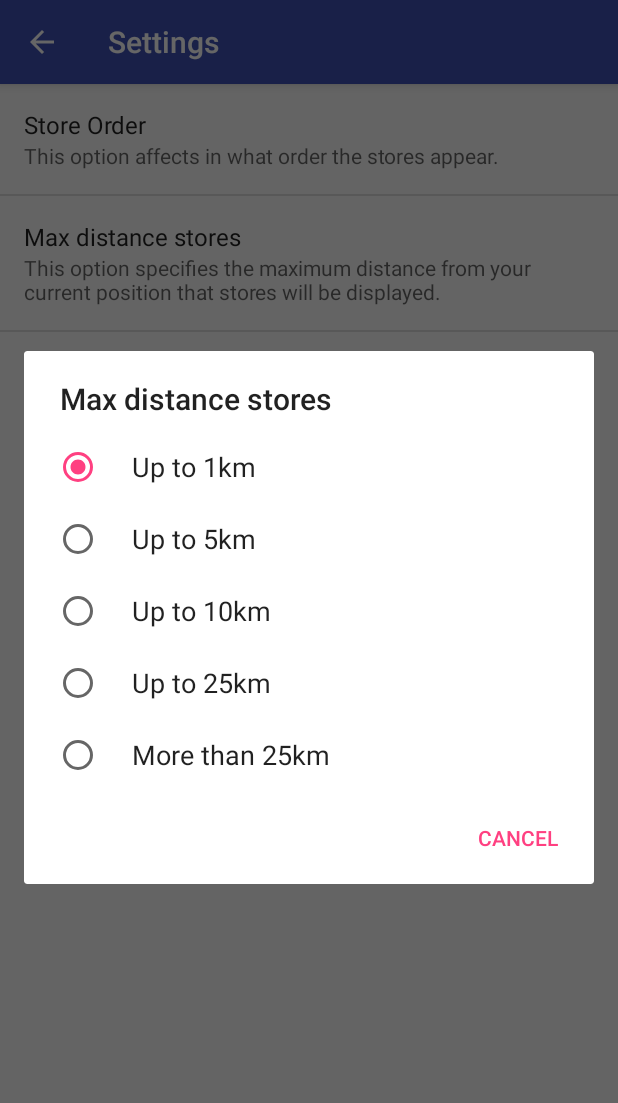
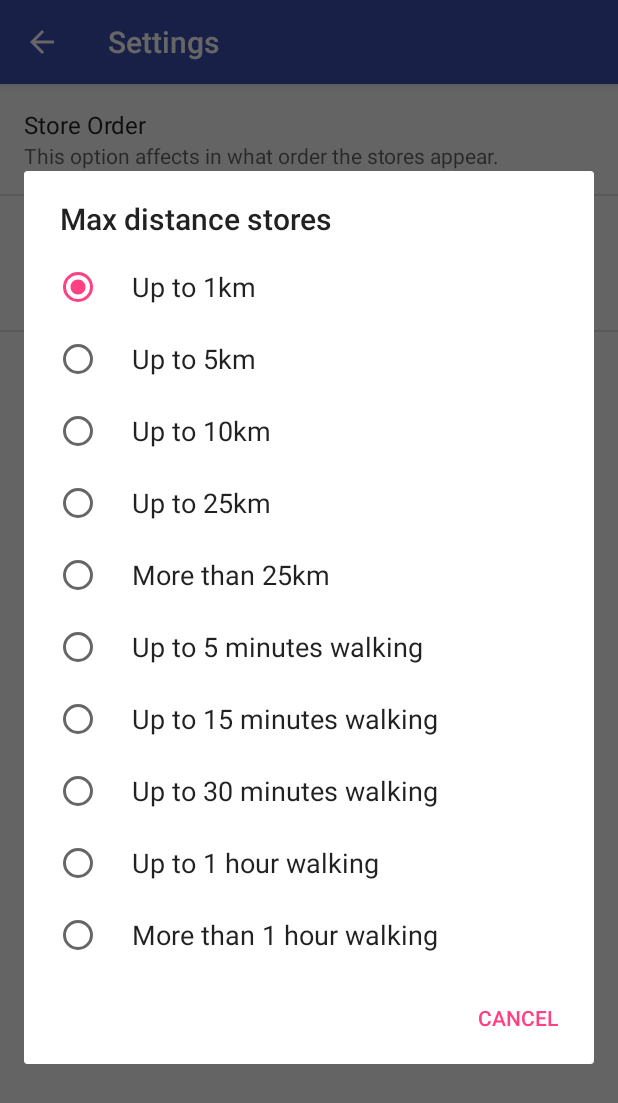
Before and after one commit to despoina555/THE-2016, an Android app: the SettingsActivity screen opened directly, with no data from a screen before it, after a tap on "Max distance stores", on a phone screen of 412 x 824 dp. Shown: the top 1103 px of the screen. Run offline under Robolectric (Android 15) with nearby library versions, the phone set to English and light mode, and no system bars; network calls fail.

Commit message:
Merge origin/master
Conflicts:
	src/main/res/layout/activity_maps.xml

```diff
--- a/src/main/java/gr/uoa/di/mainproducts/DisplayResults.java
+++ b/src/main/java/gr/uoa/di/mainproducts/DisplayResults.java
@@ -34,6 +34,7 @@ public class DisplayResults extends AppCompatActivity {
         TextView textView = new TextView(this);
         textView.setTextSize(40);
         textView.setText(message);
+        textView.setTextIsSelectable(true);
         Products prod;
         Sellers sel;
         ShoppingList shl;
--- a/src/main/res/values/arrays.xml
+++ b/src/main/res/values/arrays.xml
@@ -15,13 +15,23 @@
         <item>Up to 10km</item>
         <item>Up to 25km</item>
         <item>More than 25km</item>
+        <item>Up to 5 minutes walking</item>
+	<item>Up to 15 minutes walking</item>
+        <item>Up to 30 minutes walking</item>
+        <item>Up to 1 hour walking</item>
+        <item>More than 1 hour walking</item>
 </string-array>
 
 <string-array name="distanceValues">
-	<item>1</item>
-	<item>5</item>
-        <item>10</item>
-        <item>25</item>
-        <item>-1</item>
+	<item>d 1</item>
+	<item>d 5</item>
+        <item>d 10</item>
+        <item>d 25</item>
+        <item>d -1</item>
+        <item>t 300</item>
+	<item>t 900</item>
+        <item>t 1800</item>
+        <item>t 3600</item>
+        <item>t -1</item>
 </string-array>
 </resources>
--- a/src/main/res/xml/preferences.xml
+++ b/src/main/res/xml/preferences.xml
@@ -9,7 +9,7 @@
   <ListPreference     android:title="Max distance stores"
                       android:summary="This option specifies the maximum distance from your current position that stores will be displayed."
                       android:key="distanceStore"
-                      android:defaultValue="1"
+                      android:defaultValue="d 1"
                       android:entries="@array/distanceArray"
                       android:entryValues="@array/distanceValues" />
 </PreferenceScreen>
```
Also changed, not shown: src/main/java/gr/uoa/di/mainsellers/LoadSellersDistanceRest.java (added, +126 -0 lines), src/main/java/gr/uoa/di/mainsellers/LoadSellersRest.java (+9 -7 lines).
